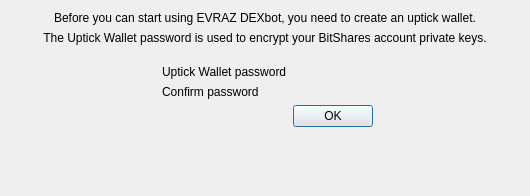
This is dexbot/views/ui/create_wallet_window.ui in evraz-org/evraz-dexbot as Qt 5 draws it before an edit. The edited form follows.
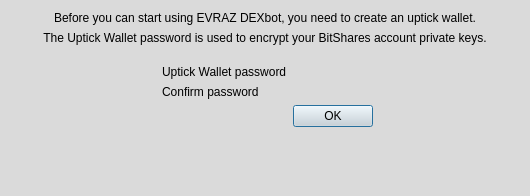
This is the edited form.

Commit message: Gray color

```diff
--- a/dexbot/views/ui/create_wallet_window.ui
+++ b/dexbot/views/ui/create_wallet_window.ui
@@ -19,6 +19,9 @@
   <property name="windowTitle">
    <string>Create wallet</string>
   </property>
+  <property name="styleSheet">
+   <string notr="true">background-color:#dadada</string>
+  </property>
   <property name="modal">
    <bool>true</bool>
   </property>
```
The commit also changes 2 other files.
